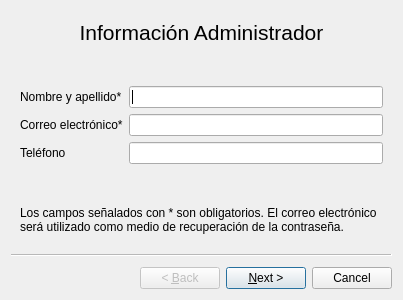
First picture: the form in windows/setup.ui, repository HitomiD/Proyecto-Desarrollo, before the edit.
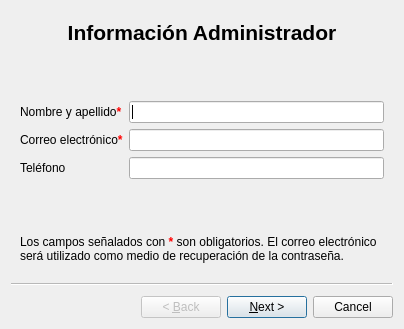
Second picture: the form after the edit.

What changed in the file:
```diff
--- a/windows/setup.ui
+++ b/windows/setup.ui
@@ -6,13 +6,16 @@
    <rect>
     <x>0</x>
     <y>0</y>
-    <width>403</width>
-    <height>300</height>
+    <width>404</width>
+    <height>329</height>
    </rect>
   </property>
   <property name="windowTitle">
    <string>Configuración inicial</string>
   </property>
+  <property name="styleSheet">
+   <string notr="true"/>
+  </property>
   <widget class="QWizardPage" name="wizardPage1">
    <property name="locale">
     <locale language="Spanish" country="Argentina"/>
@@ -26,7 +29,7 @@
        </font>
       </property>
       <property name="text">
-       <string>Información Administrador</string>
+       <string>&lt;html&gt;&lt;head/&gt;&lt;body&gt;&lt;p&gt;&lt;span style=&quot; font-weight:700;&quot;&gt;Información Administrador&lt;/span&gt;&lt;/p&gt;&lt;/body&gt;&lt;/html&gt;</string>
       </property>
       <property name="alignment">
        <set>Qt::AlignCenter</set>
@@ -67,14 +70,14 @@
       <item row="0" column="0">
        <widget class="QLabel" name="label_6">
         <property name="text">
-         <string>Nombre y apellido*</string>
+         <string>&lt;html&gt;&lt;head/&gt;&lt;body&gt;&lt;p&gt;Nombre y apellido&lt;span style=&quot; font-weight:700; color:#ff0000;&quot;&gt;*&lt;/span&gt;&lt;/p&gt;&lt;/body&gt;&lt;/html&gt;</string>
         </property>
        </widget>
       </item>
       <item row="1" column="0">
        <widget class="QLabel" name="label_7">
         <property name="text">
-         <string>Correo electrónico*</string>
+         <string>&lt;html&gt;&lt;head/&gt;&lt;body&gt;&lt;p&gt;Correo electrónico&lt;span style=&quot; font-weight:700; color:#ff0000;&quot;&gt;*&lt;/span&gt;&lt;/p&gt;&lt;/body&gt;&lt;/html&gt;</string>
         </property>
        </widget>
       </item>
@@ -96,7 +99,7 @@
     <item>
      <widget class="QLabel" name="label_8">
       <property name="text">
-       <string>Los campos señalados con * son obligatorios. El correo electrónico será utilizado como medio de recuperación de la contraseña.</string>
+       <string>&lt;html&gt;&lt;head/&gt;&lt;body&gt;&lt;p&gt;Los campos señalados con &lt;span style=&quot; font-weight:700; color:#ff0000;&quot;&gt;*&lt;/span&gt; son obligatorios. El correo electrónico será utilizado como medio de recuperación de la contraseña.&lt;/p&gt;&lt;/body&gt;&lt;/html&gt;</string>
       </property>
       <property name="scaledContents">
        <bool>false</bool>
```
Left out of the diff: 4 changed lines with no effect on the pictures.
